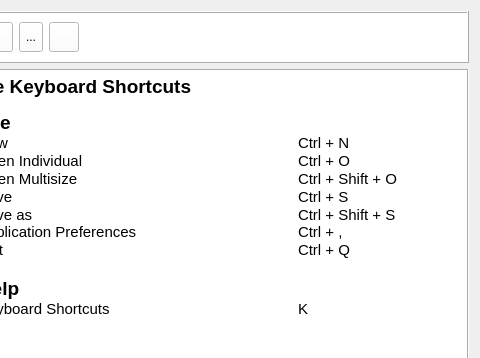
This is src/app/seamlyme/dialogs/me_shortcuts_dialog.ui in FashionFreedom/Seamly2D as Qt 5 draws it before an edit; both pictures show x 174 to 654 and y 0 to 358 of the 654 by 640 pixel window. The edited form follows.
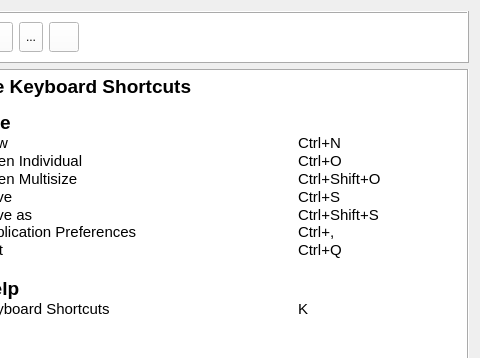
This is the edited form. Icons and pictures are not drawn.

Patch:
```diff
--- a/src/app/seamlyme/dialogs/me_shortcuts_dialog.ui
+++ b/src/app/seamlyme/dialogs/me_shortcuts_dialog.ui
@@ -352,12 +352,12 @@
 &lt;p style=&quot; margin-top:0px; margin-bottom:0px; margin-left:0px; margin-right:0px; -qt-block-indent:0; text-indent:0px;&quot;&gt;&lt;span style=&quot; font-size:14pt; font-weight:600;&quot;&gt;Me Keyboard Shortcuts	&lt;/span&gt;&lt;span style=&quot; font-size:11pt;&quot;&gt;	&lt;/span&gt;&lt;/p&gt;
 &lt;p style=&quot;-qt-paragraph-type:empty; margin-top:0px; margin-bottom:0px; margin-left:0px; margin-right:0px; -qt-block-indent:0; text-indent:0px;&quot;&gt;&lt;br /&gt;&lt;/p&gt;
 &lt;p style=&quot; margin-top:0px; margin-bottom:0px; margin-left:0px; margin-right:0px; -qt-block-indent:0; text-indent:0px;&quot;&gt;&lt;span style=&quot; font-size:14pt; font-weight:600;&quot;&gt;File&lt;/span&gt;&lt;/p&gt;
-&lt;p style=&quot; margin-top:0px; margin-bottom:0px; margin-left:0px; margin-right:0px; -qt-block-indent:0; text-indent:0px;&quot;&gt;&lt;span style=&quot; font-size:11pt;&quot;&gt;New				Ctrl + N&lt;/span&gt;&lt;/p&gt;
-&lt;p style=&quot; margin-top:0px; margin-bottom:0px; margin-left:0px; margin-right:0px; -qt-block-indent:0; text-indent:0px;&quot;&gt;&lt;span style=&quot; font-size:11pt;&quot;&gt;Open Individual			Ctrl + O&lt;/span&gt;&lt;/p&gt;
-&lt;p style=&quot; margin-top:0px; margin-bottom:0px; margin-left:0px; margin-right:0px; -qt-block-indent:0; text-indent:0px;&quot;&gt;&lt;span style=&quot; font-size:11pt;&quot;&gt;Open Multisize			Ctrl + Shift + O&lt;/span&gt;&lt;/p&gt;
-&lt;p style=&quot; margin-top:0px; margin-bottom:0px; margin-left:0px; margin-right:0px; -qt-block-indent:0; text-indent:0px;&quot;&gt;&lt;span style=&quot; font-size:11pt;&quot;&gt;Save				Ctrl + S&lt;/span&gt;&lt;/p&gt;
-&lt;p style=&quot; margin-top:0px; margin-bottom:0px; margin-left:0px; margin-right:0px; -qt-block-indent:0; text-indent:0px;&quot;&gt;&lt;span style=&quot; font-size:11pt;&quot;&gt;Save as				Ctrl + Shift + S&lt;br /&gt;Application Preferences			Ctrl + ,&lt;/span&gt;&lt;/p&gt;
-&lt;p style=&quot; margin-top:0px; margin-bottom:0px; margin-left:0px; margin-right:0px; -qt-block-indent:0; text-indent:0px;&quot;&gt;&lt;span style=&quot; font-size:11pt;&quot;&gt;Exit				Ctrl + Q&lt;/span&gt;&lt;/p&gt;
+&lt;p style=&quot; margin-top:0px; margin-bottom:0px; margin-left:0px; margin-right:0px; -qt-block-indent:0; text-indent:0px;&quot;&gt;&lt;span style=&quot; font-size:11pt;&quot;&gt;New				Ctrl+N&lt;/span&gt;&lt;/p&gt;
+&lt;p style=&quot; margin-top:0px; margin-bottom:0px; margin-left:0px; margin-right:0px; -qt-block-indent:0; text-indent:0px;&quot;&gt;&lt;span style=&quot; font-size:11pt;&quot;&gt;Open Individual			Ctrl+O&lt;/span&gt;&lt;/p&gt;
+&lt;p style=&quot; margin-top:0px; margin-bottom:0px; margin-left:0px; margin-right:0px; -qt-block-indent:0; text-indent:0px;&quot;&gt;&lt;span style=&quot; font-size:11pt;&quot;&gt;Open Multisize			Ctrl+Shift+O&lt;/span&gt;&lt;/p&gt;
+&lt;p style=&quot; margin-top:0px; margin-bottom:0px; margin-left:0px; margin-right:0px; -qt-block-indent:0; text-indent:0px;&quot;&gt;&lt;span style=&quot; font-size:11pt;&quot;&gt;Save				Ctrl+S&lt;/span&gt;&lt;/p&gt;
+&lt;p style=&quot; margin-top:0px; margin-bottom:0px; margin-left:0px; margin-right:0px; -qt-block-indent:0; text-indent:0px;&quot;&gt;&lt;span style=&quot; font-size:11pt;&quot;&gt;Save as				Ctrl+Shift+S&lt;br /&gt;Application Preferences			Ctrl+,&lt;/span&gt;&lt;/p&gt;
+&lt;p style=&quot; margin-top:0px; margin-bottom:0px; margin-left:0px; margin-right:0px; -qt-block-indent:0; text-indent:0px;&quot;&gt;&lt;span style=&quot; font-size:11pt;&quot;&gt;Exit				Ctrl+Q&lt;/span&gt;&lt;/p&gt;
 &lt;p style=&quot; margin-top:0px; margin-bottom:0px; margin-left:0px; margin-right:0px; -qt-block-indent:0; text-indent:0px;&quot;&gt;&lt;span style=&quot; font-size:11pt;&quot;&gt;		&lt;/span&gt;&lt;/p&gt;
 &lt;p style=&quot; margin-top:0px; margin-bottom:0px; margin-left:0px; margin-right:0px; -qt-block-indent:0; text-indent:0px;&quot;&gt;&lt;span style=&quot; font-size:14pt; font-weight:600;&quot;&gt;Help&lt;/span&gt;&lt;span style=&quot; font-size:11pt;&quot;&gt;		&lt;/span&gt;&lt;/p&gt;
 &lt;p style=&quot; margin-top:0px; margin-bottom:0px; margin-left:0px; margin-right:0px; -qt-block-indent:0; text-indent:0px;&quot;&gt;&lt;span style=&quot; font-size:11pt;&quot;&gt;Keyboard Shortcuts			K&lt;/span&gt;&lt;/p&gt;
```
